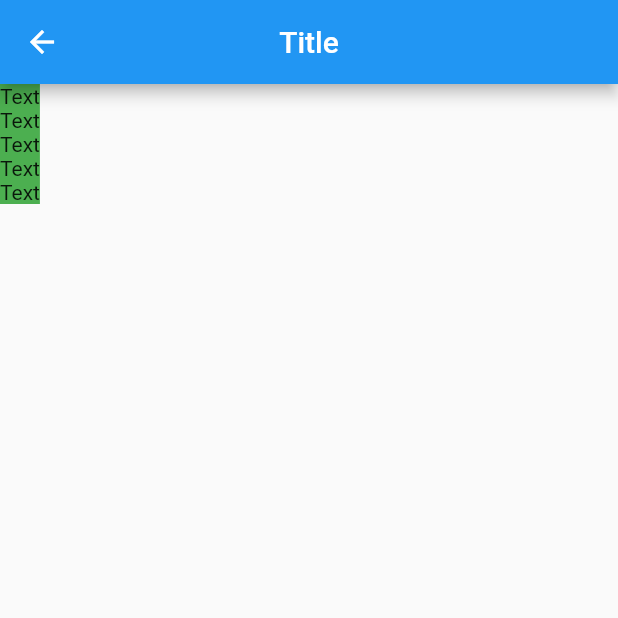
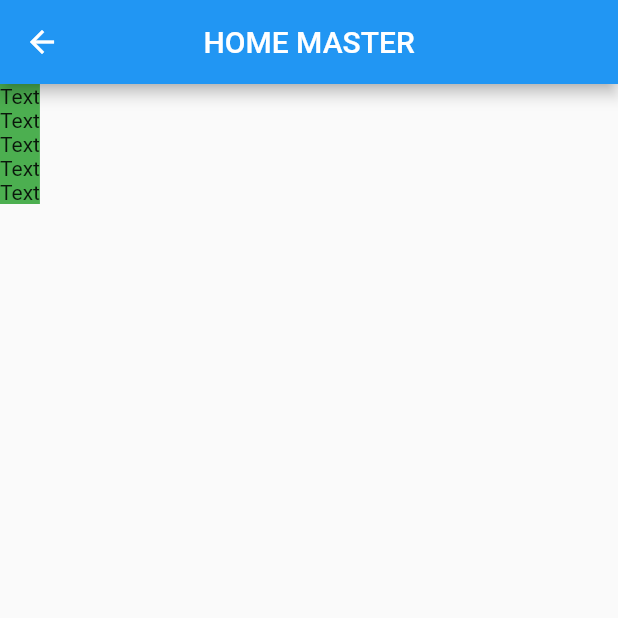
Before and after one commit to narekpog/flutter-classes, a Flutter app: the HomePageWidget screen opened directly, on a phone screen of 412 x 824 dp, the top half of it. Run offline on Flutter 3.47's test engine with Material 2 defaults, Android fonts, the phone set to English and light mode, and no system bars.

Commit message:
home master change

```diff
--- a/lib/pages/home_page.dart
+++ b/lib/pages/home_page.dart
@@ -9,7 +9,7 @@ class HomePageWidget extends StatelessWidget {
     return Scaffold(
       appBar: AppBar(
         centerTitle: true,
-        title: const Text('Title'),
+        title: const Text('HOME MASTER'),
       ),
       body: _buildBody(),
     );
```
